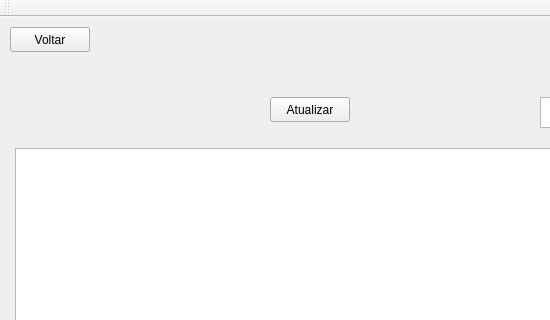
Before: the Qt Designer form untitled/mainwindow.ui in Yuri-kassin/Prejeto_Hotel-, drawn with Qt 5; both pictures show x 0 to 550 and y 0 to 320 of the 792 by 545 pixel window.
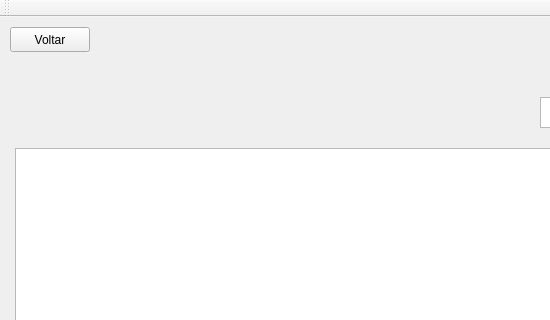
After: the same form once the commit is applied. The open tabs and pages were chosen to show the change. Icons and pictures are not drawn.

```diff
--- a/untitled/mainwindow.ui
+++ b/untitled/mainwindow.ui
@@ -233,19 +233,6 @@
        <string>Realizar uma busca</string>
       </property>
      </widget>
-     <widget class="QPushButton" name="AttButton">
-      <property name="geometry">
-       <rect>
-        <x>280</x>
-        <y>80</y>
-        <width>80</width>
-        <height>25</height>
-       </rect>
-      </property>
-      <property name="text">
-       <string>Atualizar</string>
-      </property>
-     </widget>
      <widget class="QPushButton" name="icon">
       <property name="geometry">
        <rect>
```
Left out of the diff: 8 changed lines with no effect on the pictures.
